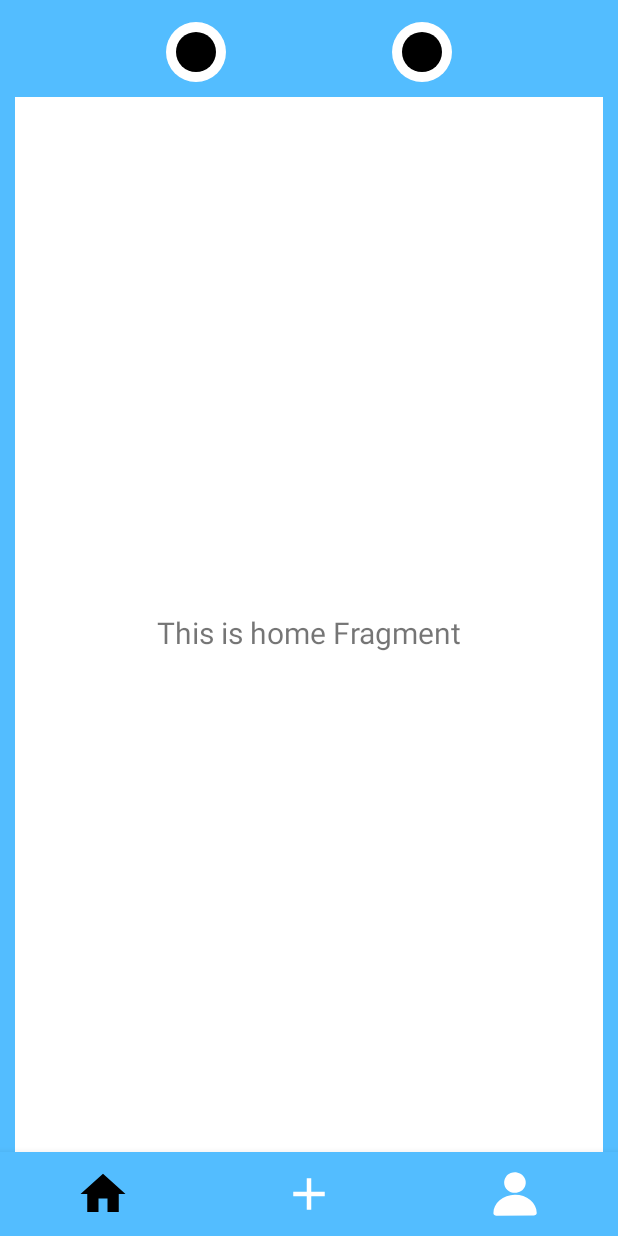
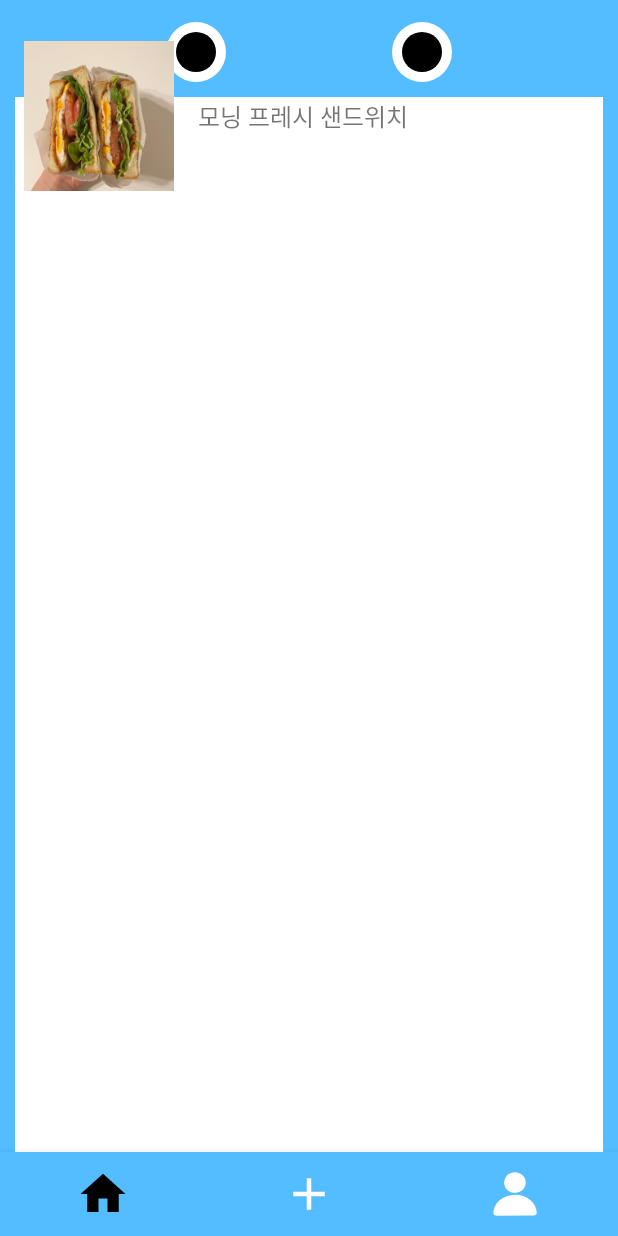
Before and after one commit to solmingming/project01, an Android app: the screen it shows after launch (MainActivity), on a phone screen of 412 x 824 dp. Run offline under Robolectric (Android 15) with nearby library versions, the phone set to English and light mode, and no system bars; our stand-ins replace navigation-ui.

Commit message:
07041741

```diff
--- a/app/build.gradle.kts
+++ b/app/build.gradle.kts
@@ -1,6 +1,7 @@
 plugins {
-    alias(libs.plugins.android.application)
-    alias(libs.plugins.kotlin.android)
+    id("com.android.application")
+    id("org.jetbrains.kotlin.android")
+    id("org.jetbrains.kotlin.kapt")
 }
 
 android {
@@ -39,7 +40,7 @@ android {
 }
 
 dependencies {
-
+    implementation("androidx.fragment:fragment-ktx:1.8.8")
     implementation(libs.androidx.core.ktx)
     implementation(libs.androidx.appcompat)
     implementation(libs.material)
@@ -51,4 +52,6 @@ dependencies {
     testImplementation(libs.junit)
     androidTestImplementation(libs.androidx.junit)
     androidTestImplementation(libs.androidx.espresso.core)
+    implementation("com.github.bumptech.glide:glide:4.16.0")
+    kapt("com.github.bumptech.glide:compiler:4.16.0")
 }
--- a/app/src/main/java/com/example/myapplication_2/MainActivity.kt
+++ b/app/src/main/java/com/example/myapplication_2/MainActivity.kt
@@ -8,6 +8,11 @@ import androidx.navigation.ui.AppBarConfiguration
 import androidx.navigation.ui.setupActionBarWithNavController
 import androidx.navigation.ui.setupWithNavController
 import com.example.myapplication_2.databinding.ActivityMainBinding
+import com.example.myapplication_2.ui.model.Recipe
+import com.example.myapplication_2.data.RecipeRepository
+
+
+
 
 class MainActivity : AppCompatActivity() {
 
@@ -31,5 +36,22 @@ class MainActivity : AppCompatActivity() {
         )
         //setupActionBarWithNavController(navController, appBarConfiguration)
         navView.setupWithNavController(navController)
+
+        RecipeRepository.recipeList.add(
+            Recipe(
+                imageFileName = "morning_fresh_sandwich.jpg",
+                title = "모닝 프레시 샌드위치",
+                description = "1. 식빵을 토스터나 팬에 살짝 노릇하게 구워줍니다.\n" +
+                        "2. 계란을 완숙으로 프라이 해줍니다.\n" +
+                        "3. 토마토는 얇게 잘라주고, 상추는 씻어서 물기를 제거해줍니다.\n" +
+                        "4. 빵 한 쪽에 마요네즈를 바르고 상추 -> 토마토 -> 계란 순으로 쌓아줍니다.\n" +
+                        "5. 다른 빵으로 덮고 반으로 자르면 완성!",
+                rating = 1,
+                author = "김제형",
+                ingredients = listOf("빵","계란","토마토","상추","마요네즈")
+            )
+        )
+
+
     }
 }
--- /dev/null
+++ b/app/src/main/java/com/example/myapplication_2/data/RecipeRepository.kt
@@ -0,0 +1,9 @@
+// com.example.myapplication_2.data.RecipeRepository.kt
+
+package com.example.myapplication_2.data
+
+import com.example.myapplication_2.ui.model.Recipe
+
+object RecipeRepository {
+    val recipeList = mutableListOf<Recipe>()
+}
--- a/app/src/main/java/com/example/myapplication_2/ui/home/HomeFragment.kt
+++ b/app/src/main/java/com/example/myapplication_2/ui/home/HomeFragment.kt
@@ -4,35 +4,32 @@ import android.os.Bundle
 import android.view.LayoutInflater
 import android.view.View
 import android.view.ViewGroup
-import android.widget.TextView
 import androidx.fragment.app.Fragment
-import androidx.lifecycle.ViewModelProvider
+import androidx.recyclerview.widget.LinearLayoutManager
 import com.example.myapplication_2.databinding.FragmentHomeBinding
+import com.example.myapplication_2.data.RecipeRepository
+import com.example.myapplication_2.ui.home.RecipeAdapter
 
 class HomeFragment : Fragment() {
 
     private var _binding: FragmentHomeBinding? = null
-
-    // This property is only valid between onCreateView and
-    // onDestroyView.
     private val binding get() = _binding!!
 
     override fun onCreateView(
-        inflater: LayoutInflater,
-        container: ViewGroup?,
+        inflater: LayoutInflater, container: ViewGroup?,
         savedInstanceState: Bundle?
     ): View {
-        val homeViewModel =
-            ViewModelProvider(this).get(HomeViewModel::class.java)
+        _binding = FragmentHomeBinding.inflate(inflater, container, false)
+        val view = binding.root
 
-        _binding = FragmentHomeBinding.inflate(inflater, container, false)
-        val root: View = binding.root
+        // 🔥 레시피 목록은 Repository에서 가져오기
+        val recipeList = RecipeRepository.recipeList
 
-        val textView: TextView = binding.textHome
-        homeViewModel.text.observe(viewLifecycleOwner) {
-            textView.text = it
-        }
-        return root
+        // 🔧 RecyclerView 설정
+        binding.recipeRecyclerView.layoutManager = LinearLayoutManager(requireContext())
+        binding.recipeRecyclerView.adapter = RecipeAdapter(recipeList)
+
+        return view
     }
 
     override fun onDestroyView() {
--- /dev/null
+++ b/app/src/main/java/com/example/myapplication_2/ui/home/RecipeAdapter.kt
@@ -0,0 +1,38 @@
+package com.example.myapplication_2.ui.home
+
+import android.view.LayoutInflater
+import android.view.View
+import android.view.ViewGroup
+import android.widget.ImageView
+import android.widget.TextView
+import androidx.recyclerview.widget.RecyclerView
+import com.bumptech.glide.Glide
+import com.example.myapplication_2.R
+import com.example.myapplication_2.ui.model.Recipe
+
+class RecipeAdapter(private val recipes: List<Recipe>) :
+    RecyclerView.Adapter<RecipeAdapter.RecipeViewHolder>() {
+
+    class RecipeViewHolder(view: View) : RecyclerView.ViewHolder(view) {
+        val image: ImageView = view.findViewById(R.id.recipeImage)
+        val title: TextView = view.findViewById(R.id.recipeTitle)
+    }
+
+    override fun onCreateViewHolder(parent: ViewGroup, viewType: Int): RecipeViewHolder {
+        val view = LayoutInflater.from(parent.context)
+            .inflate(R.layout.item_recipe, parent, false)
+        return RecipeViewHolder(view)
+    }
+
+    override fun onBindViewHolder(holder: RecipeViewHolder, position: Int) {
+        val recipe = recipes[position]
+        holder.title.text = recipe.title
+
+        val assetPath = "file:///android_asset/dish_Image/${recipe.imageFileName}"
+        Glide.with(holder.itemView.context)
+            .load(assetPath)
+            .into(holder.image)
+    }
+
+    override fun getItemCount() = recipes.size
+}
--- /dev/null
+++ b/app/src/main/java/com/example/myapplication_2/ui/model/Recipe.kt
@@ -0,0 +1,12 @@
+package com.example.myapplication_2.ui.model
+
+import android.net.Uri
+
+data class Recipe(
+    val imageFileName: String,   // 예: "pasta1.jpg"
+    val title: String,           // 음식 제목
+    val description: String,     // 레시피 본문
+    val rating: Int,             // 별점 (0~5 사이 정수)
+    val author: String,           // 만든이
+    val ingredients: List<String> = listOf()
+)
--- a/app/src/main/res/drawable/outline_add_24.xml
+++ b/app/src/main/res/drawable/outline_add_24.xml
@@ -1,4 +1,4 @@
-<vector xmlns:android="http://schemas.android.com/apk/res/android" android:height="24dp" android:tint="#000000" android:viewportHeight="960" android:viewportWidth="960" android:width="24dp">
+<vector xmlns:android="http://schemas.android.com/apk/res/android" android:height="28dp" android:tint="#000000" android:viewportHeight="960" android:viewportWidth="960" android:width="28dp">
 
     <path android:fillColor="@android:color/white" android:pathData="M440,520L200,520L200,440L440,440L440,200L520,200L520,440L760,440L760,520L520,520L520,760L440,760L440,520Z"/>
 
--- a/app/src/main/res/layout/activity_main.xml
+++ b/app/src/main/res/layout/activity_main.xml
@@ -40,7 +40,7 @@
         app:layout_constraintStart_toStartOf="parent"
         app:layout_constraintEnd_toEndOf="parent">
 
-        <!-- 여기 안에 이미지, 텍스트, 리스트 등 넣으면 됨 -->
+
 
     </androidx.constraintlayout.widget.ConstraintLayout>
 
--- a/app/src/main/res/layout/fragment_home.xml
+++ b/app/src/main/res/layout/fragment_home.xml
@@ -19,4 +19,16 @@
         app:layout_constraintEnd_toEndOf="parent"
         app:layout_constraintStart_toStartOf="parent"
         app:layout_constraintTop_toTopOf="parent" />
+
+    <androidx.recyclerview.widget.RecyclerView
+        android:id="@+id/recipeRecyclerView"
+        android:layout_width="0dp"
+        android:layout_height="0dp"
+        android:clipToPadding="false"
+        app:layout_constraintTop_toTopOf="parent"
+        app:layout_constraintBottom_toBottomOf="parent"
+        app:layout_constraintStart_toStartOf="parent"
+        app:layout_constraintEnd_toEndOf="parent"
+        android:padding="8dp"
+        tools:listitem="@layout/item_recipe" />
 </androidx.constraintlayout.widget.ConstraintLayout>
--- /dev/null
+++ b/app/src/main/res/layout/item_recipe.xml
@@ -0,0 +1,23 @@
+<?xml version="1.0" encoding="utf-8"?>
+<LinearLayout xmlns:android="http://schemas.android.com/apk/res/android"
+    android:layout_width="match_parent"
+    android:layout_height="wrap_content"
+    android:orientation="horizontal"
+    android:padding="8dp">
+
+    <ImageView
+        android:id="@+id/recipeImage"
+        android:layout_width="100dp"
+        android:layout_height="100dp"
+        android:scaleType="centerCrop" />
+
+    <TextView
+        android:id="@+id/recipeTitle"
+        android:layout_width="0dp"
+        android:layout_height="wrap_content"
+        android:layout_marginStart="16dp"
+        android:layout_gravity="center_vertical"
+        android:layout_weight="1"
+        android:textSize="16sp"
+        android:text="제목" />
+</LinearLayout>
--- a/build.gradle.kts
+++ b/build.gradle.kts
@@ -3,3 +3,9 @@ plugins {
     alias(libs.plugins.android.application) apply false
     alias(libs.plugins.kotlin.android) apply false
 }
+
+buildscript{
+    dependencies{
+        classpath("org.jetbrains.kotlin:kotlin-gradle-plugin:2.0.21")
+    }
+}
--- a/gradle/libs.versions.toml
+++ b/gradle/libs.versions.toml
@@ -29,3 +29,4 @@ androidx-navigation-ui-ktx = { group = "androidx.navigation", name = "navigation
 [plugins]
 android-application = { id = "com.android.application", version.ref = "agp" }
 kotlin-android = { id = "org.jetbrains.kotlin.android", version.ref = "kotlin" }
+kotlin-kapt = { id = "org.jetbrains.kotlin.kapt", version = "2.0.21" }
```
Also changed, not shown: app/src/main/assets/dish_Image/morning_fresh_sandwich.jpg (added), 1 other file.
